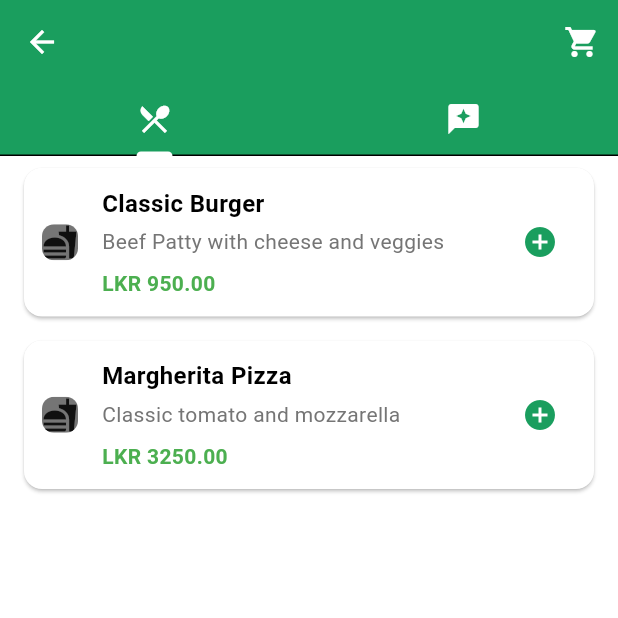
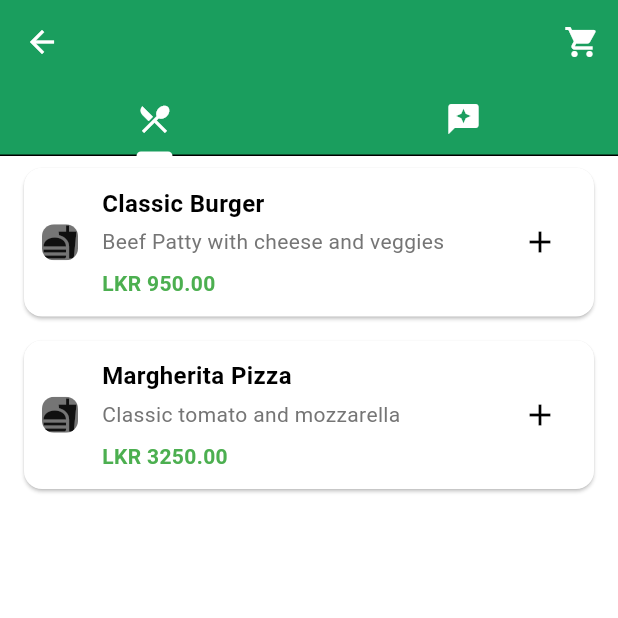
Before and after one commit to AsinOmal/flutter-foodies, a Flutter app: the RestaurantDetailsScreen screen opened directly with empty values, on a phone screen of 412 x 824 dp, the top half of it. Run offline on Flutter 3.47's test engine with Material 3 defaults, Android fonts, the phone set to English and light mode, and no system bars; network calls fail.

Commit message:
Basic Core Functions are Implemented.

```diff
--- a/lib/config/routes.dart
+++ b/lib/config/routes.dart
@@ -1,5 +1,6 @@
 import 'package:flutter/material.dart';
 import 'package:foodies/models/restaurant.dart';
+import 'package:foodies/ui_screens/user/cart_screen.dart';
 import 'package:foodies/ui_screens/user/home_screen.dart';
 import 'package:foodies/ui_screens/user/restaurant_details_screen.dart';
 
@@ -17,6 +18,10 @@ class AppRoutes {
         final restaurant = settings.arguments as Restaurant;
         return MaterialPageRoute(
           builder: (context) => RestaurantDetailsScreen(restaurant: restaurant),
+        );
+      case '/cart':
+        return MaterialPageRoute(
+          builder: (context) => const CartScreen(),
         );
       default:
         return MaterialPageRoute(
--- /dev/null
+++ b/lib/models/cart_item.dart
@@ -0,0 +1,15 @@
+//lib/models/cart_item.dart
+
+import 'package:foodies/models/food_item.dart';
+
+class CartItem {
+  final FoodItem foodItem;
+  int quantity;
+
+  CartItem({
+    required this.foodItem,
+    this.quantity = 1,
+  });
+
+  double get totalPrice => foodItem.price * quantity;
+}
--- a/lib/ui_screens/user/restaurant_details_screen.dart
+++ b/lib/ui_screens/user/restaurant_details_screen.dart
@@ -67,7 +67,7 @@ class RestaurantDetailsScreen extends StatelessWidget {
               shrinkWrap: true,
               itemCount: _foodItems.length,
               itemBuilder: (context, index) => FoodItemCard(
-                item: _foodItems[index],
+                foodItem: _foodItems[index],
                 onAddPressed: () => _handleAddToCar(
                   _foodItems[index],
                 ),
@@ -80,6 +80,7 @@ class RestaurantDetailsScreen extends StatelessWidget {
     );
   }
 
+  // ignore: unused_element
   Widget _buildRestaurantInfoTab(BuildContext context) {
     return SingleChildScrollView(
       child: Column(
--- a/lib/widgets/custom_appbar.dart
+++ b/lib/widgets/custom_appbar.dart
@@ -1,4 +1,6 @@
 import 'package:flutter/material.dart';
+import 'package:foodies/providers/cart_provider.dart';
+import 'package:provider/provider.dart';
 
 class CustomAppbar extends StatelessWidget implements PreferredSizeWidget {
   final bool showBackButton;
@@ -27,7 +29,7 @@ class CustomAppbar extends StatelessWidget implements PreferredSizeWidget {
         ),
         backgroundColor: theme.colorScheme.primary,
         centerTitle: true,
-      leading: showBackButton //leftside
+        leading: showBackButton //!leftside - profile page
             ? IconButton(
                 onPressed: () {
                   Navigator.pop(context);
@@ -45,16 +47,42 @@ class CustomAppbar extends StatelessWidget implements PreferredSizeWidget {
                 ),
               ),
         actions: [
-        //rightside
+          Stack(
+            clipBehavior: Clip.none,
+            children: [
               IconButton(
-          onPressed: () {},
-          icon: Icon(
-            Icons.shopping_cart,
+                icon: const Icon(Icons.shopping_cart, color: Colors.white),
+                onPressed: () => Navigator.pushNamed(context, '/cart'),
+              ),
+              Positioned(
+                right: 4,
+                top: 4,
+                child: Consumer<CartProvider>(
+                  builder: (context, cart, child) => cart.items.isEmpty
+                      ? const SizedBox()
+                      : Container(
+                          width: 20,
+                          height: 20,
+                          decoration: const BoxDecoration(
+                            color: Colors.red,
+                            shape: BoxShape.circle,
+                          ),
+                          child: Center(
+                            child: Text(
+                              cart.items.length.toString(),
+                              style: const TextStyle(
                                 color: Colors.white,
+                                fontSize: 10,
+                                fontWeight: FontWeight.bold,
+                              ),
+                            ),
+                          ),
+                        ),
                 ),
               ),
             ],
-    );
+          ),
+        ]);
   }
 
   @override
--- a/lib/widgets/food_item_card.dart
+++ b/lib/widgets/food_item_card.dart
@@ -1,13 +1,15 @@
 import 'package:flutter/material.dart';
 import 'package:foodies/models/food_item.dart';
+import 'package:foodies/providers/cart_provider.dart';
+import 'package:provider/provider.dart';
 
 class FoodItemCard extends StatelessWidget {
-  final FoodItem item;
+  final FoodItem foodItem;
   final VoidCallback onAddPressed;
 
   const FoodItemCard({
     super.key,
-    required this.item,
+    required this.foodItem,
     required this.onAddPressed,
   });
 
@@ -23,7 +25,7 @@ class FoodItemCard extends StatelessWidget {
             ClipRRect(
               borderRadius: BorderRadius.circular(8),
               child: Image.network(
-                item.imageUrl,
+                foodItem.imageUrl,
                 width: 80,
                 height: 80,
                 fit: BoxFit.cover,
@@ -41,7 +43,7 @@ class FoodItemCard extends StatelessWidget {
               crossAxisAlignment: CrossAxisAlignment.start,
               children: [
                 Text(
-                  item.name,
+                  foodItem.name,
                   style: TextStyle(
                     fontWeight: FontWeight.bold, //!ITEM NAME
                     fontSize: 16,
@@ -49,7 +51,7 @@ class FoodItemCard extends StatelessWidget {
                 ),
                 SizedBox(height: 4),
                 Text(
-                  item.description,
+                  foodItem.description,
                   style: TextStyle(
                     color: Colors.grey[600], //!ITEM DESCRIPTION
                   ),
@@ -58,7 +60,7 @@ class FoodItemCard extends StatelessWidget {
                 ),
                 SizedBox(height: 8),
                 Text(
-                  'LKR ${item.price.toStringAsFixed(2)}',
+                  'LKR ${foodItem.price.toStringAsFixed(2)}',
                   style: TextStyle(
                     color: Colors.green,
                     fontWeight: FontWeight.bold,
@@ -66,8 +68,12 @@ class FoodItemCard extends StatelessWidget {
                 )
               ],
             )),
-            _AnimatedAddButton(
-              onPressed: onAddPressed,
+            IconButton(
+              onPressed: () {
+                final cart = Provider.of<CartProvider>(context, listen: false);
+                cart.addItem(foodItem);
+              },
+              icon: Icon(Icons.add),
             )
           ],
         ),
--- a/pubspec.yaml
+++ b/pubspec.yaml
@@ -35,6 +35,7 @@ dependencies:
   # Use with the CupertinoIcons class for iOS style icons.
   cupertino_icons: ^1.0.8
   flutter_spinkit: ^5.2.1
+  provider: ^6.1.4
 
 dev_dependencies:
   flutter_test:
```
Also changed, not shown: lib/main.dart (+10 -1 lines), lib/providers/cart_provider.dart (added, +67 -0 lines), lib/ui_screens/user/cart_screen.dart (added, +65 -0 lines), lib/widgets/animated_cart_button.dart (added, +17 -0 lines), lib/widgets/cart_item.dart (added, +80 -0 lines), pubspec.lock. Lines whose indentation alone changed are shown as unchanged.
